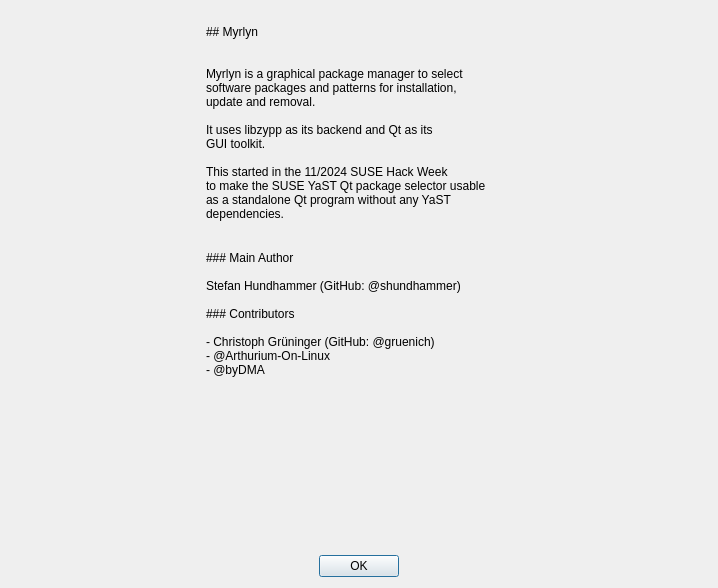
Above: src/about-dialog.ui from shundhammer/myrlyn before the change. Below: the same form after it.
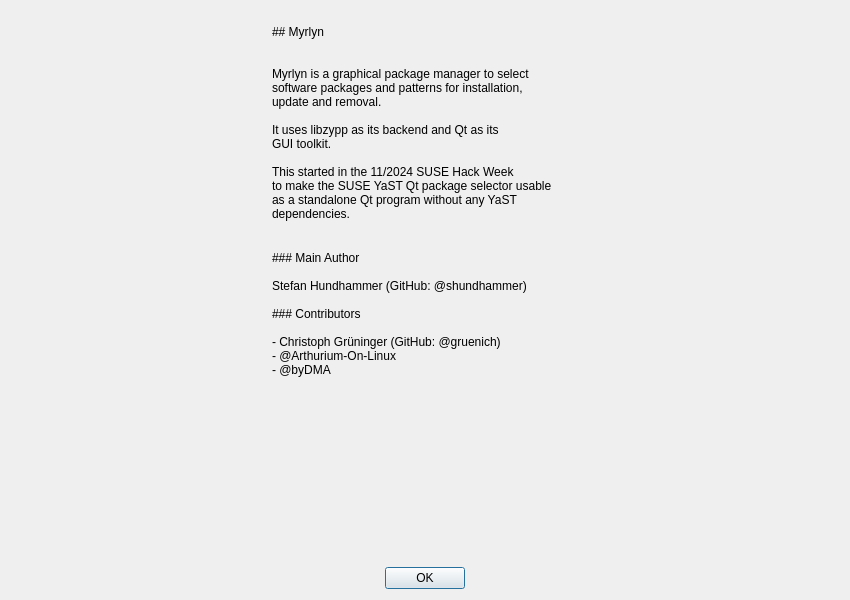
That is the form after the change. Icons and pictures are not drawn.

Commit message: Larger initial "About" window size (#164)

Diff of the .ui file:
```diff
--- a/src/about-dialog.ui
+++ b/src/about-dialog.ui
@@ -6,8 +6,8 @@
    <rect>
     <x>0</x>
     <y>0</y>
-    <width>718</width>
-    <height>588</height>
+    <width>850</width>
+    <height>600</height>
    </rect>
   </property>
   <property name="windowTitle">
```
